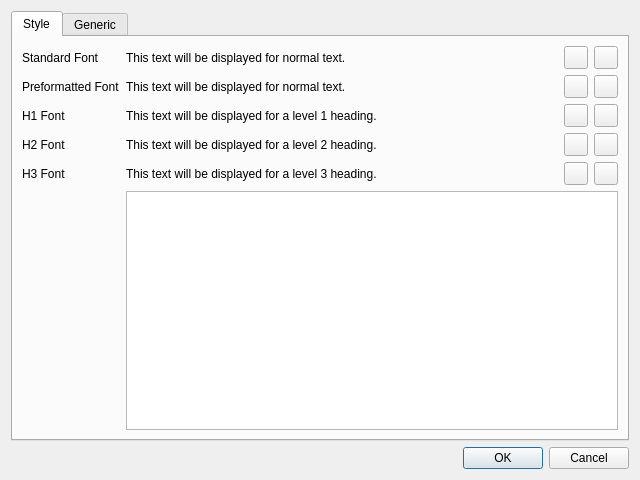
Qt form settingsdialog.ui (ikskuh/kristall) before a commit.
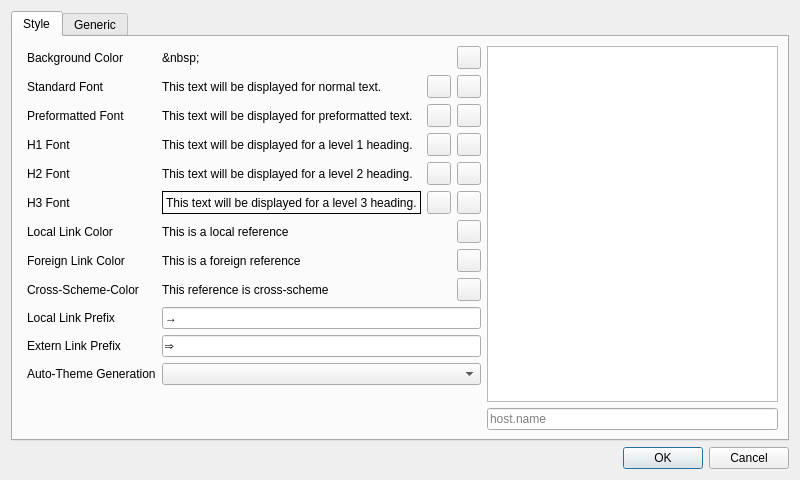
The same form after that commit. Icons and pictures are not drawn.

Commit message: Adds color theming, adds automatic color theming with dark/light themes

What changed in the file:
```diff
--- a/settingsdialog.ui
+++ b/settingsdialog.ui
@@ -6,7 +6,7 @@
    <rect>
     <x>0</x>
     <y>0</y>
-    <width>640</width>
+    <width>800</width>
     <height>480</height>
    </rect>
   </property>
@@ -23,18 +23,58 @@
       <attribute name="title">
        <string>Style</string>
       </attribute>
-      <layout class="QFormLayout" name="formLayout">
+      <layout class="QHBoxLayout" name="horizontalLayout_23">
+       <item>
+        <layout class="QFormLayout" name="formLayout_3">
+         <property name="leftMargin">
+          <number>5</number>
+         </property>
+         <item row="0" column="1">
+          <layout class="QHBoxLayout" name="horizontalLayout_13">
+           <item>
+            <widget class="QLabel" name="bg_preview">
+             <property name="text">
+              <string>&amp;nbsp;</string>
+             </property>
+             <property name="textFormat">
+              <enum>Qt::MarkdownText</enum>
+             </property>
+            </widget>
+           </item>
+           <item>
+            <widget class="QToolButton" name="bg_change_color">
+             <property name="text">
+              <string/>
+             </property>
+             <property name="icon">
+              <iconset resource="icons.qrc">
+               <normaloff>:/icons/palette.svg</normaloff>:/icons/palette.svg</iconset>
+             </property>
+            </widget>
+           </item>
+          </layout>
+         </item>
        <item row="0" column="0">
+          <widget class="QLabel" name="label_2">
+           <property name="text">
+            <string>Background Color</string>
+           </property>
+          </widget>
+         </item>
+         <item row="1" column="0">
         <widget class="QLabel" name="label">
          <property name="text">
           <string>Standard Font</string>
          </property>
         </widget>
        </item>
-       <item row="0" column="1">
-        <layout class="QHBoxLayout" name="horizontalLayout">
+         <item row="1" column="1">
+          <layout class="QHBoxLayout" name="horizontalLayout_14">
          <item>
           <widget class="QLabel" name="std_preview">
+             <property name="frameShape">
+              <enum>QFrame::NoFrame</enum>
+             </property>
            <property name="text">
             <string>This text will be displayed for normal text.</string>
            </property>
@@ -64,19 +104,22 @@
          </item>
         </layout>
        </item>
-       <item row="1" column="0">
-        <widget class="QLabel" name="label">
+         <item row="2" column="0">
+          <widget class="QLabel" name="label_3">
          <property name="text">
           <string>Preformatted Font</string>
          </property>
         </widget>
        </item>
-       <item row="1" column="1">
-        <layout class="QHBoxLayout" name="horizontalLayout">
+         <item row="2" column="1">
+          <layout class="QHBoxLayout" name="horizontalLayout_15">
          <item>
           <widget class="QLabel" name="pre_preview">
+             <property name="frameShape">
+              <enum>QFrame::NoFrame</enum>
+             </property>
            <property name="text">
-            <string>This text will be displayed for normal text.</string>
+              <string>This text will be displayed for preformatted text.</string>
            </property>
           </widget>
          </item>
@@ -104,17 +147,20 @@
          </item>
         </layout>
        </item>
-       <item row="2" column="0">
-        <widget class="QLabel" name="label">
+         <item row="3" column="0">
+          <widget class="QLabel" name="label_4">
          <property name="text">
           <string>H1 Font</string>
          </property>
         </widget>
        </item>
-       <item row="2" column="1">
-        <layout class="QHBoxLayout" name="horizontalLayout">
+         <item row="3" column="1">
+          <layout class="QHBoxLayout" name="horizontalLayout_16">
          <item>
           <widget class="QLabel" name="h1_preview">
+             <property name="frameShape">
+              <enum>QFrame::NoFrame</enum>
+             </property>
            <property name="text">
             <string>This text will be displayed for a level 1 heading.</string>
            </property>
@@ -144,17 +190,20 @@
          </item>
         </layout>
        </item>
-       <item row="3" column="0">
-        <widget class="QLabel" name="label">
+         <item row="4" column="0">
+          <widget class="QLabel" name="label_5">
          <property name="text">
           <string>H2 Font</string>
          </property>
         </widget>
        </item>
-       <item row="3" column="1">
-        <layout class="QHBoxLayout" name="horizontalLayout">
+         <item row="4" column="1">
+          <layout class="QHBoxLayout" name="horizontalLayout_18">
          <item>
           <widget class="QLabel" name="h2_preview">
+             <property name="frameShape">
+              <enum>QFrame::NoFrame</enum>
+             </property>
            <property name="text">
             <string>This text will be displayed for a level 2 heading.</string>
            </property>
@@ -184,17 +233,23 @@
          </item>
         </layout>
        </item>
-       <item row="4" column="0">
-        <widget class="QLabel" name="label">
+         <item row="5" column="0">
+          <widget class="QLabel" name="label_6">
          <property name="text">
           <string>H3 Font</string>
          </property>
         </widget>
        </item>
-       <item row="4" column="1">
-        <layout class="QHBoxLayout" name="horizontalLayout">
+         <item row="5" column="1">
+          <layout class="QHBoxLayout" name="horizontalLayout_19">
          <item>
           <widget class="QLabel" name="h3_preview">
+             <property name="styleSheet">
+              <string notr="true">border: 1px solid black;</string>
+             </property>
+             <property name="frameShape">
+              <enum>QFrame::NoFrame</enum>
+             </property>
            <property name="text">
             <string>This text will be displayed for a level 3 heading.</string>
            </property>
@@ -227,13 +282,160 @@
          </item>
         </layout>
        </item>
-       <item row="5" column="1">
+         <item row="6" column="0">
+          <widget class="QLabel" name="label_7">
+           <property name="text">
+            <string>Local Link Color</string>
+           </property>
+          </widget>
+         </item>
+         <item row="7" column="0">
+          <widget class="QLabel" name="label_8">
+           <property name="text">
+            <string>Foreign Link Color</string>
+           </property>
+          </widget>
+         </item>
+         <item row="8" column="0">
+          <widget class="QLabel" name="label_9">
+           <property name="text">
+            <string>Cross-Scheme-Color</string>
+           </property>
+          </widget>
+         </item>
+         <item row="9" column="0">
+          <widget class="QLabel" name="label_10">
+           <property name="text">
+            <string>Local Link Prefix</string>
+           </property>
+          </widget>
+         </item>
+         <item row="10" column="0">
+          <widget class="QLabel" name="label_11">
+           <property name="text">
+            <string>Extern Link Prefix</string>
+           </property>
+          </widget>
+         </item>
+         <item row="10" column="1">
+          <widget class="QLineEdit" name="link_foreign_prefix">
+           <property name="text">
+            <string>⇒ </string>
+           </property>
+          </widget>
+         </item>
+         <item row="9" column="1">
+          <widget class="QLineEdit" name="link_local_prefix">
+           <property name="text">
+            <string>→ </string>
+           </property>
+          </widget>
+         </item>
+         <item row="6" column="1">
+          <layout class="QHBoxLayout" name="horizontalLayout_20">
+           <item>
+            <widget class="QLabel" name="link_local_preview">
+             <property name="text">
+              <string>This is a local reference</string>
+             </property>
+             <property name="textFormat">
+              <enum>Qt::MarkdownText</enum>
+             </property>
+            </widget>
+           </item>
+           <item>
+            <widget class="QToolButton" name="link_local_change_color">
+             <property name="text">
+              <string/>
+             </property>
+             <property name="icon">
+              <iconset resource="icons.qrc">
+               <normaloff>:/icons/palette.svg</normaloff>:/icons/palette.svg</iconset>
+             </property>
+            </widget>
+           </item>
+          </layout>
+         </item>
+         <item row="7" column="1">
+          <layout class="QHBoxLayout" name="horizontalLayout_21">
+           <item>
+            <widget class="QLabel" name="link_foreign_preview">
+             <property name="text">
+              <string>This is a foreign reference</string>
+             </property>
+             <property name="textFormat">
+              <enum>Qt::MarkdownText</enum>
+             </property>
+            </widget>
+           </item>
+           <item>
+            <widget class="QToolButton" name="link_foreign_change_color">
+             <property name="text">
+              <string/>
+             </property>
+             <property name="icon">
+              <iconset resource="icons.qrc">
+               <normaloff>:/icons/palette.svg</normaloff>:/icons/palette.svg</iconset>
+             </property>
+            </widget>
+           </item>
+          </layout>
+         </item>
+         <item row="8" column="1">
+          <layout class="QHBoxLayout" name="horizontalLayout_22">
+           <item>
+            <widget class="QLabel" name="link_cross_preview">
+             <property name="text">
+              <string>This reference is cross-scheme</string>
+             </property>
+             <property name="textFormat">
+              <enum>Qt::MarkdownText</enum>
+             </property>
+            </widget>
+           </item>
+           <item>
+            <widget class="QToolButton" name="link_cross_change_color">
+             <property name="text">
+              <string/>
+             </property>
+             <property name="icon">
+              <iconset resource="icons.qrc">
+               <normaloff>:/icons/palette.svg</normaloff>:/icons/palette.svg</iconset>
+             </property>
+            </widget>
+           </item>
+          </layout>
+         </item>
+         <item row="11" column="0">
+          <widget class="QLabel" name="label_12">
+           <property name="text">
+            <string>Auto-Theme Generation</string>
+           </property>
+          </widget>
+         </item>
+         <item row="11" column="1">
+          <widget class="QComboBox" name="auto_theme"/>
+         </item>
+        </layout>
+       </item>
+       <item>
+        <layout class="QVBoxLayout" name="verticalLayout_2">
+         <item>
         <widget class="QTextBrowser" name="style_preview">
          <property name="openLinks">
           <bool>false</bool>
          </property>
         </widget>
        </item>
+         <item>
+          <widget class="QLineEdit" name="preview_url">
+           <property name="placeholderText">
+            <string>host.name</string>
+           </property>
+          </widget>
+         </item>
+        </layout>
+       </item>
       </layout>
      </widget>
      <widget class="QWidget" name="generic">
```
Left out of the diff: 32 changed lines with no effect on the pictures. Lines whose indentation alone changed are shown as unchanged. The commit also changes 7 other files.
